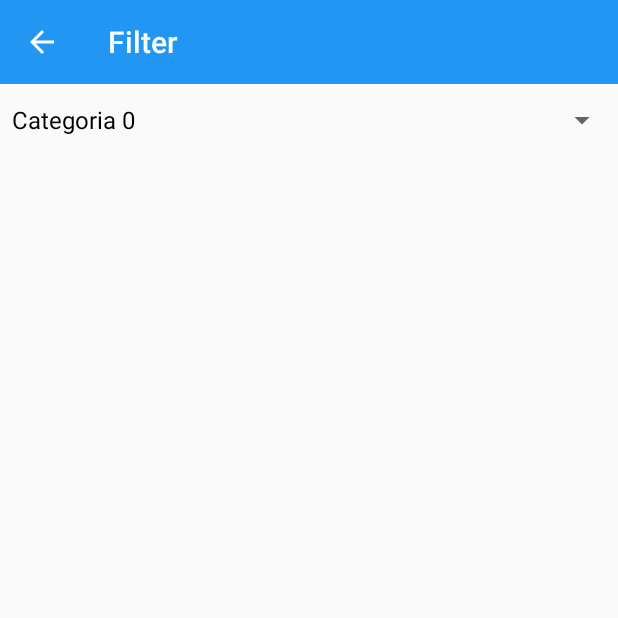
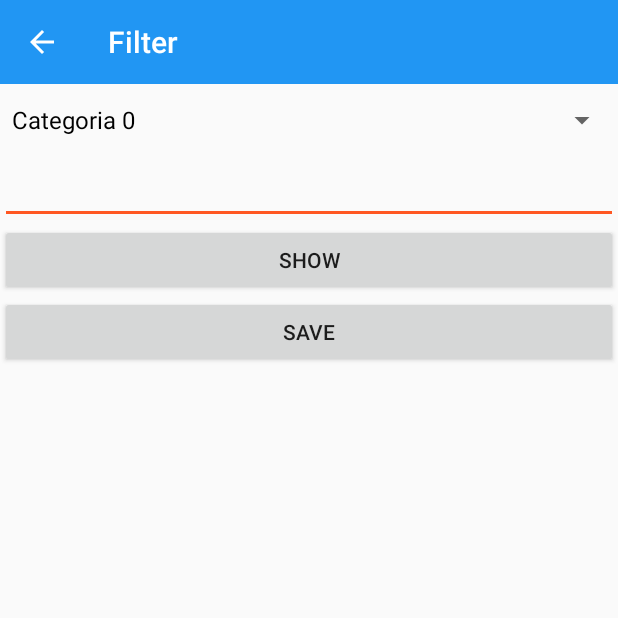
Before and after one commit to leandrodeopereira/Classificados, an Android app: the FilterActivity screen opened directly, with no data from a screen before it, on a phone screen of 412 x 824 dp, the top half of it. Run offline under Robolectric (Android 15) with nearby library versions, the phone set to English and light mode, and no system bars.

```diff
--- a/app/src/main/res/layout/activity_filter.xml
+++ b/app/src/main/res/layout/activity_filter.xml
@@ -12,4 +12,21 @@
 
     </Spinner>
 
+    <EditText
+        android:id="@+id/et"
+        android:layout_width="match_parent"
+        android:layout_height="wrap_content" />
+    <!-- se tu tem o id no texto, quando mudar a tela para landscape o texto continua -->
+
+    <Button
+        android:text="@string/show"
+        android:onClick="show"
+        android:layout_width="match_parent"
+        android:layout_height="wrap_content" />
+    <Button
+        android:text="@string/save"
+        android:onClick="save"
+        android:layout_width="match_parent"
+        android:layout_height="wrap_content" />
+
 </LinearLayout>
--- a/app/src/main/res/values/strings.xml
+++ b/app/src/main/res/values/strings.xml
@@ -12,4 +12,6 @@
     <string name="show_toast">Show Toast</string>
     <string name="ok">OK</string>
     <string name="my_msg">My Message</string>
+    <string name="save">Save</string>
+    <string name="show">Show</string>
 </resources>
```
Also changed, not shown: app/src/main/java/com/pereira/classificados/activity/FilterActivity.java (+29 -0 lines), 1 other file.
